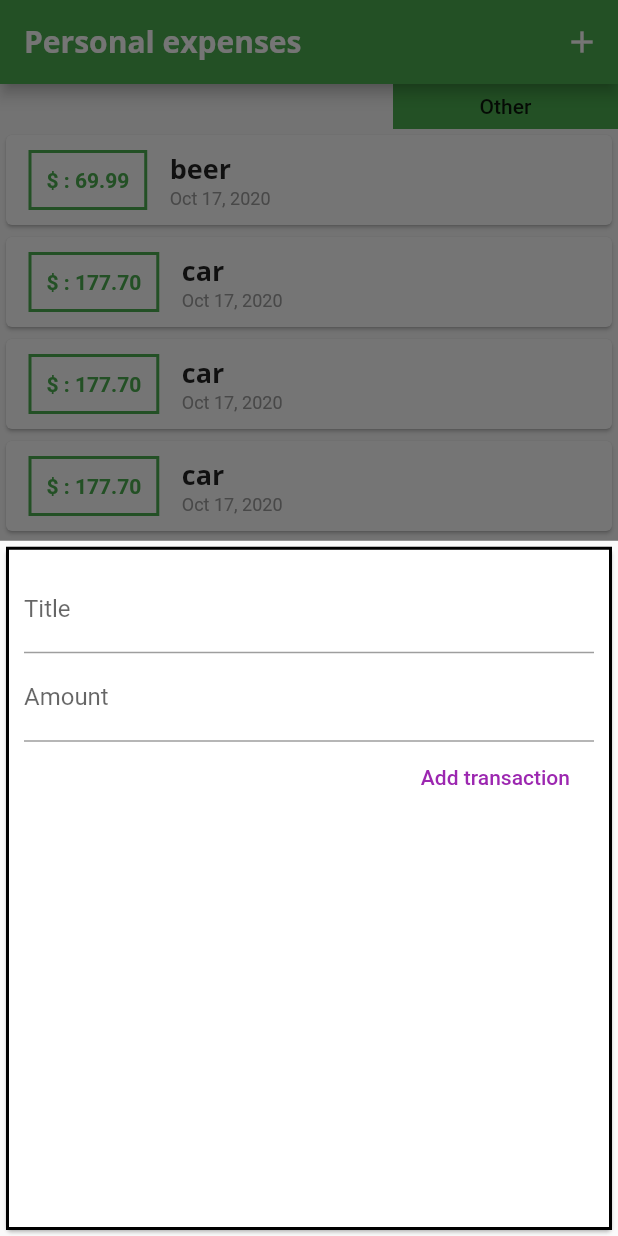
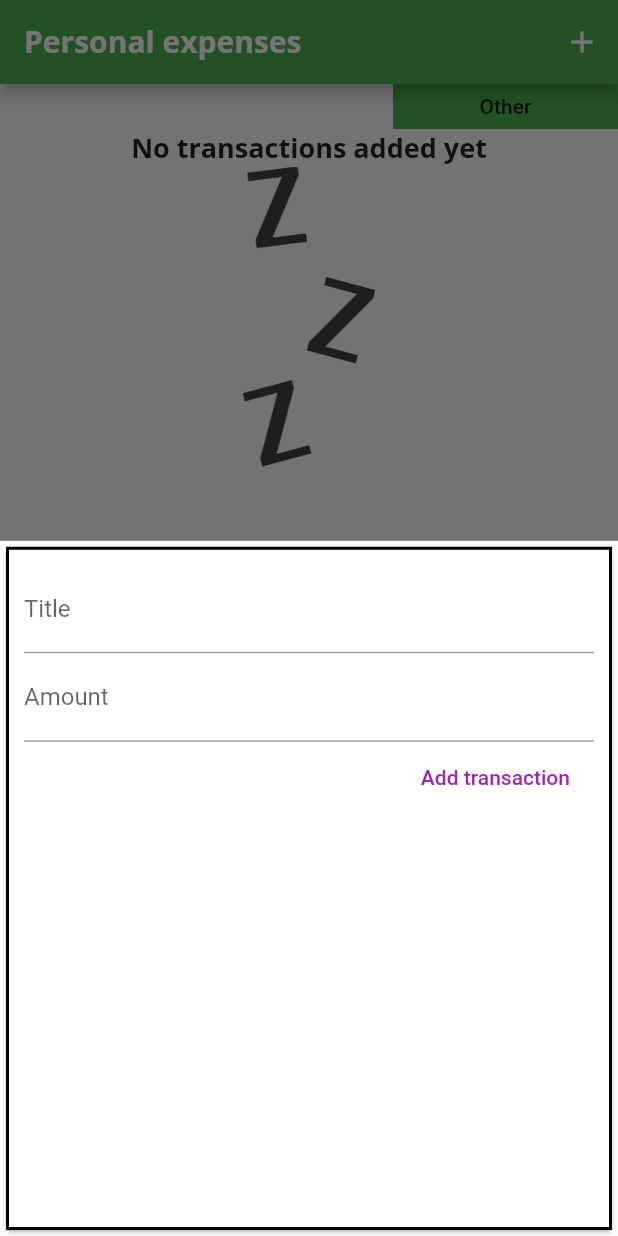
Before and after one commit to asergejs/flutter_learning_expenses_app, a Flutter app: the screen it shows after launch, after a tap on the "add" icon, on a phone screen of 412 x 824 dp. Run offline on Flutter 3.47's test engine with Material 2 defaults, Android fonts, the phone set to English and light mode, and no system bars.

Commit message:
96 - adding images

```diff
--- a/lib/main.dart
+++ b/lib/main.dart
@@ -40,15 +40,15 @@ class MyHomePage extends StatefulWidget {
 
 class _MyHomePageState extends State<MyHomePage> {
   final List<Transaction> _userTransactions = [
-    Transaction(id: 't1', title: 'beer', amount: 69.99, date: DateTime.now()),
-    Transaction(id: 't2', title: 'car', amount: 177.7, date: DateTime.now()),
-    Transaction(id: 't3', title: 'car', amount: 177.7, date: DateTime.now()),
-    Transaction(id: 't4', title: 'car', amount: 177.7, date: DateTime.now()),
-    Transaction(id: 't5', title: 'car', amount: 177.7, date: DateTime.now()),
-    Transaction(id: 't6', title: 'car', amount: 177.7, date: DateTime.now()),
-    Transaction(id: 't7', title: 'car', amount: 177.7, date: DateTime.now()),
-    Transaction(id: 't8', title: 'car', amount: 177.7, date: DateTime.now()),
-    Transaction(id: 't9', title: 'car', amount: 177.7, date: DateTime.now()),
+    // Transaction(id: 't1', title: 'beer', amount: 69.99, date: DateTime.now()),
+    // Transaction(id: 't2', title: 'car', amount: 177.7, date: DateTime.now()),
+    // Transaction(id: 't3', title: 'car', amount: 177.7, date: DateTime.now()),
+    // Transaction(id: 't4', title: 'car', amount: 177.7, date: DateTime.now()),
+    // Transaction(id: 't5', title: 'car', amount: 177.7, date: DateTime.now()),
+    // Transaction(id: 't6', title: 'car', amount: 177.7, date: DateTime.now()),
+    // Transaction(id: 't7', title: 'car', amount: 177.7, date: DateTime.now()),
+    // Transaction(id: 't8', title: 'car', amount: 177.7, date: DateTime.now()),
+    // Transaction(id: 't9', title: 'car', amount: 177.7, date: DateTime.now()),
   ];
 
   void _addTransaction(String title, double amount) {
--- a/lib/widgets/transaction_list.dart
+++ b/lib/widgets/transaction_list.dart
@@ -11,7 +11,19 @@ class TransactionList extends StatelessWidget {
   Widget build(BuildContext context) {
     return Container(
       height: 500,
-      child: ListView.builder(
+      child: transactions.isEmpty
+          ? Column(
+              children: <Widget>[
+                Text('No transactions added yet',
+                    style: Theme.of(context).textTheme.headline6),
+                Container(
+                    //96
+                    height: 200,
+                    child: Image.asset('assets/images/waiting.png',
+                        fit: BoxFit.cover))
+              ],
+            )
+          : ListView.builder(
               //89
               itemBuilder: (ctx, idx) {
                 return Card(
@@ -27,9 +39,11 @@ class TransactionList extends StatelessWidget {
                           '\$ : ${transactions[idx].amount.toStringAsFixed(2)}',
                           //90
                           style: TextStyle(
-                        fontWeight: FontWeight.bold, color: Theme.of(context).primaryColor)),
+                              fontWeight: FontWeight.bold,
+                              color: Theme.of(context).primaryColor)),
                       decoration: BoxDecoration(
-                    border: Border.all(color: Theme.of(context).primaryColor, width: 2)),
+                          border: Border.all(
+                              color: Theme.of(context).primaryColor, width: 2)),
                     ),
                     Column(
                       crossAxisAlignment: CrossAxisAlignment.start,
```
Also changed, not shown: pubspec.yaml (+3 -4 lines), assets/images/waiting.png (added). Lines whose indentation alone changed are shown as unchanged.
